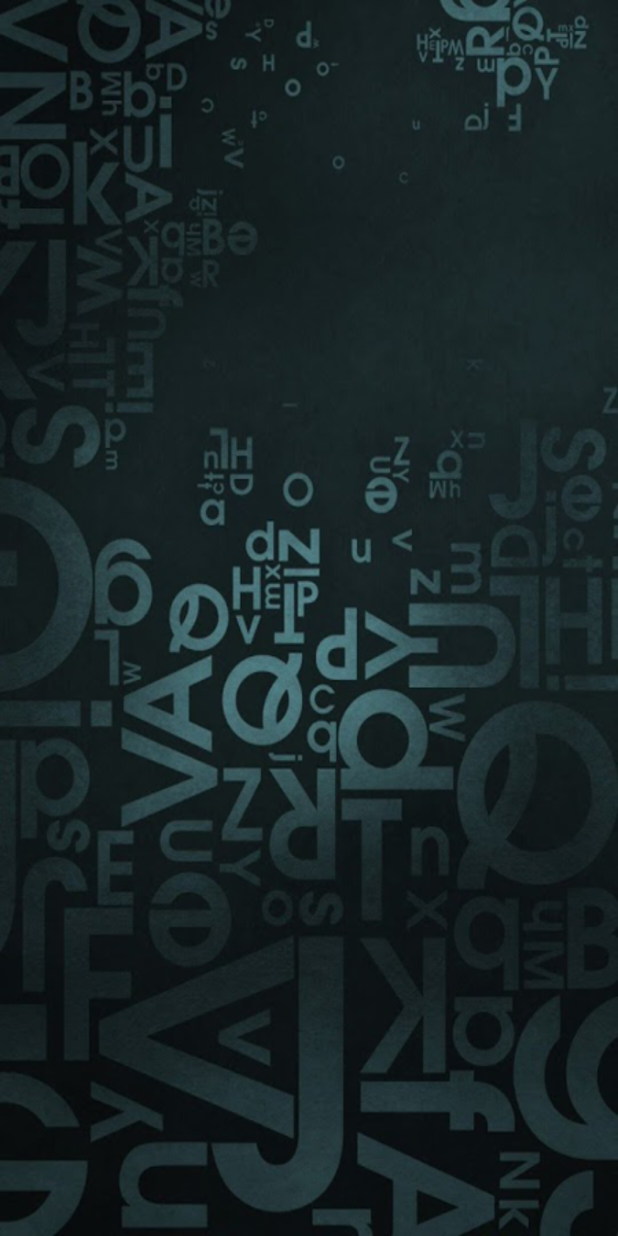
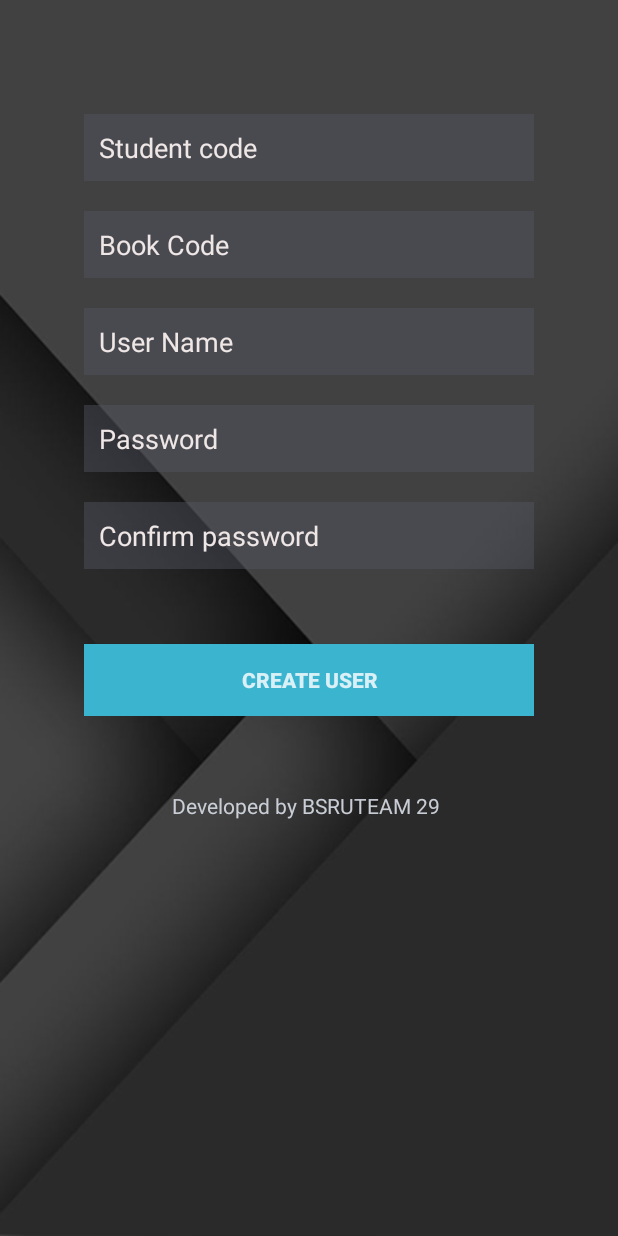
Before and after one commit to ujiik009/ApplicationMini, an Android app: the screen it shows after launch (Page2 before the commit, CreateUserActivity after it), after a tap on "Create User", on a phone screen of 412 x 824 dp. Run offline under Robolectric (Android 15) with nearby library versions, the light colour scheme and no system bars.

Commit message:
Activity Create user OK

```diff
--- a/app/src/main/AndroidManifest.xml
+++ b/app/src/main/AndroidManifest.xml
@@ -16,6 +16,7 @@
             </intent-filter>
         </activity>
         <activity android:name=".Page2" />
+        <activity android:name=".CreateUserActivity"></activity>
     </application>
 
 </manifest>
--- /dev/null
+++ b/app/src/main/java/team/bsru/apirat/apirat_app/CreateUserActivity.java
@@ -0,0 +1,48 @@
+package team.bsru.apirat.apirat_app;
+
+import android.support.v7.app.AppCompatActivity;
+import android.os.Bundle;
+import android.view.View;
+import android.widget.Button;
+import android.widget.EditText;
+
+public class CreateUserActivity extends AppCompatActivity {
+    //val
+    private EditText strcodeEditText,
+                    bookEditText,
+                    userEditText,
+                    passEditText,
+                    confEditText;
+    private Button createUserButton;
+
+
+    @Override
+    protected void onCreate(Bundle savedInstanceState) {
+        super.onCreate(savedInstanceState);
+        setContentView(R.layout.activity_create_user);
+
+        //bind View
+        strcodeEditText = (EditText) findViewById(R.id.edStrCode);
+        bookEditText = (EditText) findViewById(R.id.edBookCode);
+        userEditText = (EditText) findViewById(R.id.edUser);
+        passEditText = (EditText) findViewById(R.id.edPass);
+        confEditText = (EditText) findViewById(R.id.edConfpass);
+        createUserButton = (Button) findViewById(R.id.createButton);
+
+        createUserButton.setOnClickListener(new View.OnClickListener() {
+            @Override
+            public void onClick(View view) {
+                if (passEditText.getText().toString().equals( confEditText.getText().toString())) {
+                    ShowAlert showAlert = new ShowAlert(CreateUserActivity.this);
+                    showAlert.ShowDialog("true", passEditText.getText() + "==>" + confEditText.getText());
+                } else {
+                    ShowAlert showAlert = new ShowAlert(CreateUserActivity.this);
+                    showAlert.ShowDialog("false",passEditText.getText()+"==>"+confEditText.getText());
+                }
+
+            }
+        });
+
+    }//main Method
+
+}//main class
--- a/app/src/main/java/team/bsru/apirat/apirat_app/MainActivity.java
+++ b/app/src/main/java/team/bsru/apirat/apirat_app/MainActivity.java
@@ -41,7 +41,7 @@ public class MainActivity extends AppCompatActivity {
         createButton.setOnClickListener(new View.OnClickListener() {
             @Override
             public void onClick(View view) {
-                Intent intent = new Intent(MainActivity.this, Page2.class);
+                Intent intent = new Intent(MainActivity.this, CreateUserActivity.class);
                 intent.putExtra("User", user_input.getText().toString());
                 startActivity(intent);
             }
--- a/app/src/main/java/team/bsru/apirat/apirat_app/Page2.java
+++ b/app/src/main/java/team/bsru/apirat/apirat_app/Page2.java
@@ -12,6 +12,7 @@ import android.widget.Toast;
 
 public class Page2 extends AppCompatActivity {
     private TextView h, i, s;
+    private Button showLoad;
 
 
 
@@ -22,6 +23,20 @@ public class Page2 extends AppCompatActivity {
         Toast.makeText(Page2.this,"Welcome",
                 Toast.LENGTH_LONG).show();
 
+        //bind View
+
+        showLoad = (Button) findViewById(R.id.load);
+
+        showLoad.setOnClickListener(new View.OnClickListener() {
+            @Override
+            public void onClick(View view) {
+                ShowProgressDialog showProgressDialog = new ShowProgressDialog(Page2.this);
+                showProgressDialog.ShowProgressAlert();
+
+            }
+        });
+
+
     }
 
 
--- /dev/null
+++ b/app/src/main/java/team/bsru/apirat/apirat_app/ShowProgressDialog.java
@@ -0,0 +1,22 @@
+package team.bsru.apirat.apirat_app;
+
+import android.app.ProgressDialog;
+import android.content.Context;
+
+/**
+ * Created by ikool009 on 18/2/2560.
+ */
+
+public class ShowProgressDialog {
+    private Context context;
+
+    public ShowProgressDialog(Context context) {
+        this.context = context;
+    }
+    public void ShowProgressAlert() {
+        ProgressDialog progressDialog = new ProgressDialog(context);
+        progressDialog.setTitle("Download");
+        progressDialog.setMessage("Loading");
+        progressDialog.show();
+    }
+}/// mainClass
--- /dev/null
+++ b/app/src/main/res/layout/activity_create_user.xml
@@ -0,0 +1,123 @@
+<?xml version="1.0" encoding="utf-8"?>
+<RelativeLayout xmlns:android="http://schemas.android.com/apk/res/android"
+    xmlns:tools="http://schemas.android.com/tools"
+    android:id="@+id/activity_create_user"
+    android:layout_width="match_parent"
+    android:layout_height="match_parent"
+    android:paddingBottom="@dimen/activity_vertical_margin"
+    android:paddingLeft="@dimen/activity_horizontal_margin"
+    android:paddingRight="@dimen/activity_horizontal_margin"
+    android:paddingTop="@dimen/activity_vertical_margin"
+    tools:context="team.bsru.apirat.apirat_app.CreateUserActivity"
+    android:background="@drawable/vvvvv"
+    android:gravity="center_horizontal">
+
+    <LinearLayout
+        android:orientation="vertical"
+        android:layout_width="match_parent"
+        android:layout_height="wrap_content"
+        android:layout_centerHorizontal="false">
+
+        <LinearLayout
+            android:orientation="horizontal"
+            android:layout_width="match_parent"
+            android:layout_height="match_parent"
+            android:paddingTop="40dp"
+            android:paddingRight="40dp"
+            android:paddingLeft="40dp">
+
+            <LinearLayout
+                android:orientation="vertical"
+                android:layout_width="match_parent"
+                android:layout_height="wrap_content">
+
+                <EditText
+                    android:layout_width="match_parent"
+                    android:layout_height="wrap_content"
+                    android:inputType="textPersonName"
+                    android:ems="10"
+                    android:id="@+id/edStrCode"
+                    android:layout_marginTop="20dp"
+                    android:textColorHint="#efe6e6"
+                    android:hint="Student code"
+                    android:textColor="#deece2e2"
+                    android:background="#71555664"
+                    android:padding="10dp" />
+
+                <EditText
+                    android:layout_width="match_parent"
+                    android:layout_height="wrap_content"
+                    android:inputType="textPersonName"
+                    android:ems="10"
+                    android:id="@+id/edBookCode"
+                    android:layout_marginTop="20dp"
+                    android:textColorHint="#efe6e6"
+                    android:hint="Book Code"
+                    android:textColor="#deece2e2"
+                    android:background="#71555664"
+                    android:padding="10dp" />
+
+                <EditText
+                    android:layout_width="match_parent"
+                    android:layout_height="wrap_content"
+                    android:inputType="textPersonName"
+                    android:ems="10"
+                    android:id="@+id/edUser"
+                    android:layout_marginTop="20dp"
+                    android:textColorHint="#efe6e6"
+                    android:hint="User Name"
+                    android:textColor="#deece2e2"
+                    android:background="#71555664"
+                    android:padding="10dp" />
+
+                <EditText
+                    android:layout_width="match_parent"
+                    android:layout_height="wrap_content"
+                    android:inputType="textPersonName"
+                    android:ems="10"
+                    android:id="@+id/edPass"
+                    android:layout_marginTop="20dp"
+                    android:textColorHint="#efe6e6"
+                    android:hint="Password"
+                    android:textColor="#deece2e2"
+                    android:background="#71555664"
+                    android:padding="10dp" />
+
+                <EditText
+                    android:layout_width="match_parent"
+                    android:layout_height="wrap_content"
+                    android:inputType="textPersonName"
+                    android:ems="10"
+                    android:id="@+id/edConfpass"
+                    android:layout_marginTop="20dp"
+                    android:textColorHint="#efe6e6"
+                    android:hint="Confirm password"
+                    android:textColor="#deece2e2"
+                    android:background="#71555664"
+                    android:padding="10dp" />
+
+                <Button
+                    android:text="Create User"
+                    android:layout_width="match_parent"
+                    android:layout_height="wrap_content"
+                    android:id="@+id/createButton"
+                    android:layout_marginTop="50dp"
+                    android:background="#3bb4d0"
+                    android:textColor="#cdffffff"
+                    android:textStyle="normal|bold" />
+
+            </LinearLayout>
+        </LinearLayout>
+
+        <TextView
+            android:text="Developed by BSRUTEAM 29 "
+            android:layout_width="wrap_content"
+            android:id="@+id/textView2"
+            android:textColor="#efd3d9e1"
+            android:textSize="14sp"
+            android:layout_height="wrap_content"
+            android:layout_alignParentBottom="false"
+            android:layout_gravity="center_horizontal"
+            android:layout_marginTop="50dp" />
+    </LinearLayout>
+</RelativeLayout>
--- a/app/src/main/res/layout/activity_page2.xml
+++ b/app/src/main/res/layout/activity_page2.xml
@@ -12,4 +12,9 @@
     android:background="@drawable/abc1"
     android:gravity="center_vertical">
 
+    <Button
+        android:text="showpro"
+        android:layout_width="match_parent"
+        android:layout_height="wrap_content"
+        android:id="@+id/load" />
 </RelativeLayout>
--- a/app/src/main/res/values/styles.xml
+++ b/app/src/main/res/values/styles.xml
@@ -3,9 +3,10 @@
     <!-- Base application theme. -->
     <style name="AppTheme" parent="Theme.AppCompat.DayNight.NoActionBar">
         <!-- Customize your theme here. -->
-        <item name="colorPrimary">@color/colorAccent</item>
-        <item name="colorPrimaryDark">@color/colorPrimaryDark</item>
-        <item name="colorAccent">@color/colorAccent</item>
+        <item name="colorPrimary">#424242</item>
+        <item name="colorPrimaryDark">#2E2E2E</item>
+        <!--<item name="colorAccent">@color/colorPrimaryDark</item>-->
+        <item name="colorAccent">#2ECCFA</item>
     </style>
 
 </resources>
```
Also changed, not shown: app/src/main/res/drawable/vvvvv.png (added).
